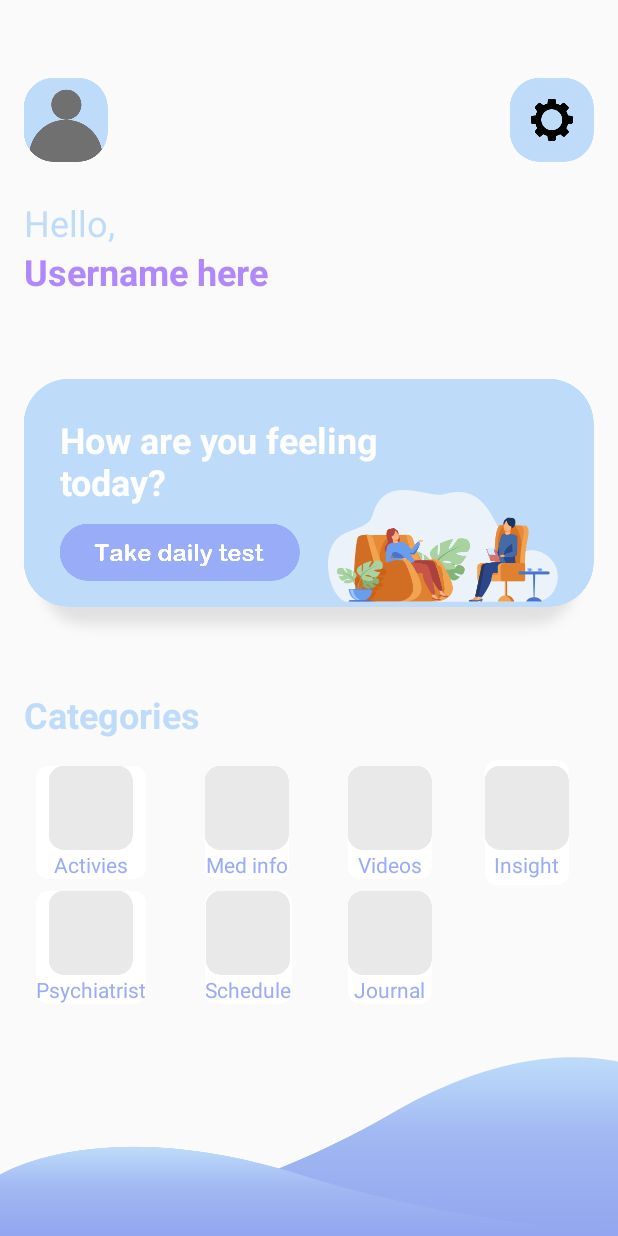
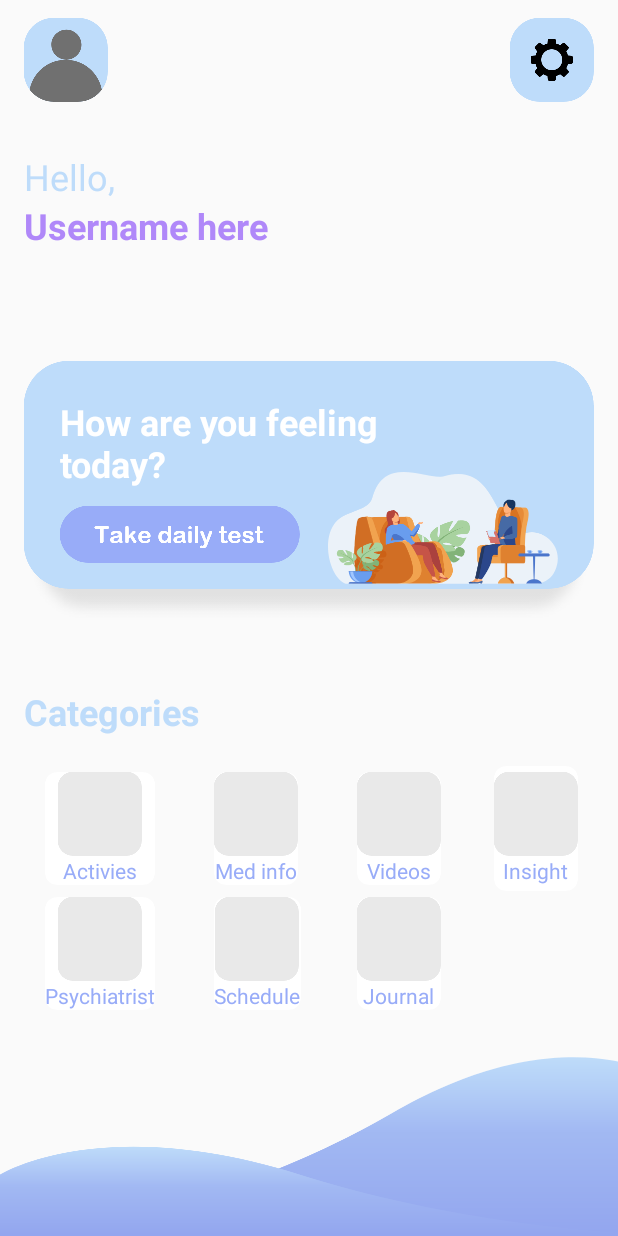
Before and after one commit to alicezxcv/DepressntApp, an Android app: the MainActivity2 screen opened directly, with no data from a screen before it, on a phone screen of 412 x 824 dp. Run offline under Robolectric (Android 15) with nearby library versions, the phone set to English and light mode, and no system bars.

Commit message:
Fixed Layout
+ UI elements were clipping out of its place due to insufficient space

```diff
--- a/app/src/main/res/layout/activity_main_screen.xml
+++ b/app/src/main/res/layout/activity_main_screen.xml
@@ -10,19 +10,18 @@
         android:id="@+id/pfp"
         android:layout_width="match_parent"
         android:layout_height="wrap_content"
-        android:layout_weight="0">
+        android:layout_weight="1"
+        android:layout_marginTop="12dp">
         <ImageButton
             android:layout_width="wrap_content"
             android:layout_height="wrap_content"
             android:background="@drawable/user_pfp"
-            android:layout_marginTop="52dp"
             android:layout_marginLeft="16dp"/>
         <ImageButton
             android:layout_width="wrap_content"
             android:layout_height="wrap_content"
             android:background="@drawable/setting"
             android:layout_alignParentRight="true"
-            android:layout_marginTop="52dp"
             android:layout_marginRight= "16dp"/>
     </RelativeLayout>
 
@@ -32,7 +31,8 @@
         android:layout_height="wrap_content"
         android:layout_below="@id/pfp"
         android:layout_weight="1"
-        android:layout_marginTop="24dp">
+        android:layout_marginTop="6dp"
+        >
         <TextView
             android:id="@+id/greet1"
             android:layout_width="wrap_content"
@@ -57,11 +57,12 @@
         android:layout_width="match_parent"
         android:layout_height="wrap_content"
         android:layout_below="@id/info"
-        android:layout_weight="1"
-        android:layout_marginTop="24dp">
+        android:layout_weight="3"
+        android:layout_marginTop="6dp">
         <FrameLayout
             android:layout_width="wrap_content"
-            android:layout_height="wrap_content">
+            android:layout_height="wrap_content"
+            android:layout_centerInParent="true">
             <ImageView
                 android:layout_width="wrap_content"
                 android:layout_height="wrap_content"
@@ -125,7 +126,8 @@
             android:layout_width="wrap_content"
             android:layout_height="wrap_content"
             android:layout_below="@id/categories"
-            android:layout_marginTop="14dp"
+            android:layout_centerHorizontal="true"
+            android:layout_marginTop="20dp"
             android:layout_marginLeft="20dp"
             android:useDefaultMargins="true"
             android:rowCount="2"
@@ -360,7 +362,7 @@
 
     <ImageView
         android:id="@+id/login_illus"
-        android:layout_width="wrap_content"
+        android:layout_width="match_parent"
         android:layout_height="wrap_content"
         android:layout_gravity="center"
         android:scaleType="fitEnd"
--- a/app/src/main/res/values/themes.xml
+++ b/app/src/main/res/values/themes.xml
@@ -3,7 +3,7 @@
     <style name="Theme.App" parent="Theme.AppCompat.Light.NoActionBar">
         <!-- Primary brand color. -->
         <item name="colorPrimary">@color/white</item>
-        <item name="colorPrimaryVariant">@color/sky_blue</item>
+        <item name="colorPrimaryVariant">@color/white</item>
         <item name="colorOnPrimary">@color/white</item>
         <!-- Secondary brand color. -->
         <item name="colorSecondary">@color/sky_blue</item>
```
